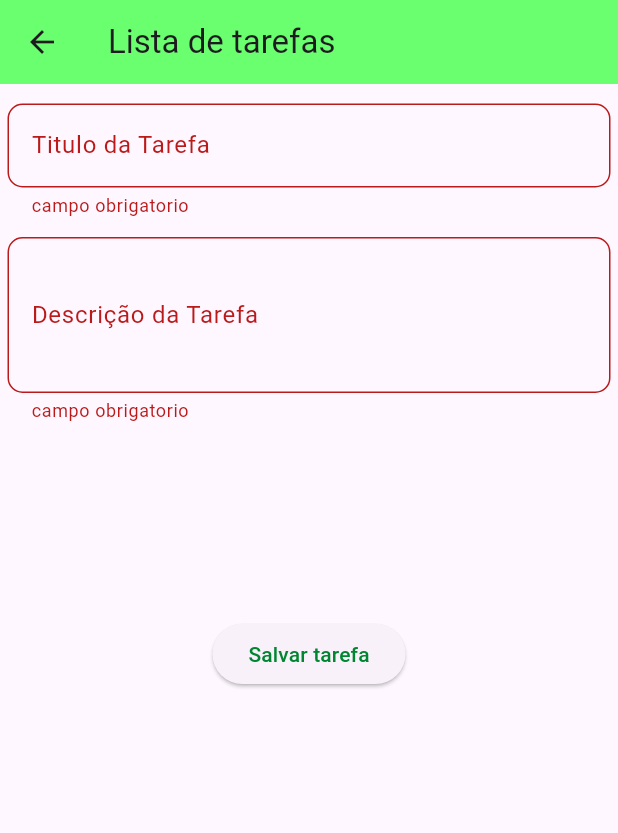
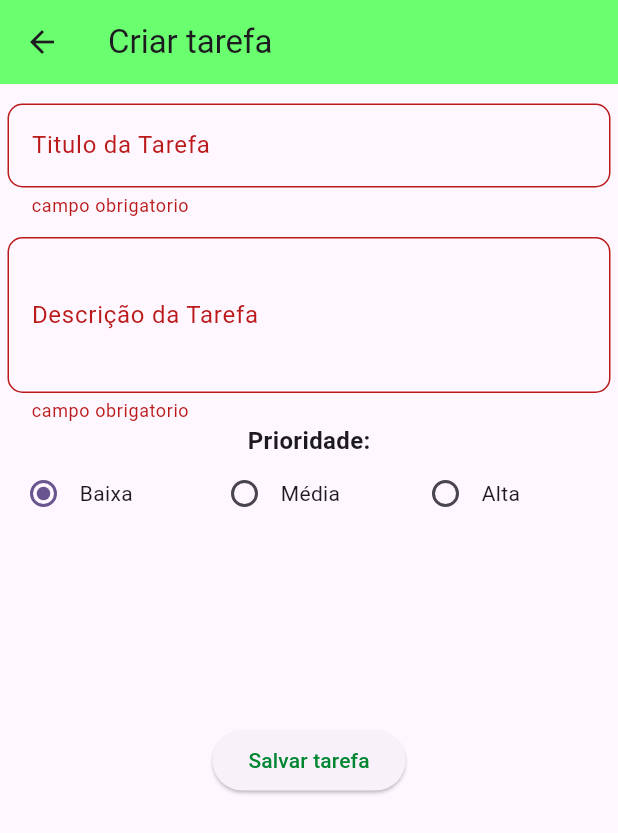
Before and after one commit to CristianGluchak/projeto_lista_de_tarefas_flutter, a Flutter app: the FormViewTask screen opened by its route, after a tap on "Salvar tarefa", on a phone screen of 412 x 824 dp. Shown: the top 833 px of the screen. Run offline on Flutter 3.47's test engine with Material 3 defaults, Android fonts, the phone set to English and light mode, and no system bars; our stand-ins replace shared_preferences; accounts and stored records are empty.

Commit message:
adiciona novas features

```diff
--- a/first/lib/models/task_model.dart
+++ b/first/lib/models/task_model.dart
@@ -2,16 +2,23 @@ class Task {
   String? title;
   String? description;
   bool? isDone;
+  String? priority;
 
-  Task({required this.title, required this.description, this.isDone});
+  Task({this.title, this.description, this.isDone, this.priority});
 
   Map toJson() {
-    return {'title': title, 'description': description, 'isDone': isDone};
+    return {
+      'title': title,
+      'description': description,
+      'isDone': isDone,
+      'priority': priority
+    };
   }
 
   Task.fromJson(Map<String, dynamic> json) {
     title = json['title'];
     description = json['description'];
     isDone = json['isDone'] ?? false;
+    priority = json['priority'];
   }
 }
--- a/first/lib/views/form_view_task.dart
+++ b/first/lib/views/form_view_task.dart
@@ -18,12 +18,17 @@ class _FormViewTaskState extends State<FormViewTask> {
   final TextEditingController _titleController = TextEditingController();
   final TextEditingController _descriptionController = TextEditingController();
   final TaskService taskService = TaskService();
+  bool _isEdit = false;
+  String _priority = "Baixa";
 
   @override
   void initState() {
     if (widget.task != null) {
       _titleController.text = widget.task!.title!;
       _descriptionController.text = widget.task!.description!;
+      _priority =
+          widget.task!.priority != null ? widget.task!.priority! : "Baixa";
+      _isEdit = true;
     }
     super.initState();
   }
@@ -32,24 +37,17 @@ class _FormViewTaskState extends State<FormViewTask> {
   Widget build(BuildContext context) {
     return Scaffold(
       appBar: AppBar(
-            title: Text('Lista de tarefas'),
-            backgroundColor: const Color.fromARGB(255, 106, 255, 111)),
+        title: _isEdit ? Text('Editar tarefa') : Text('Criar tarefa'),
+        backgroundColor: const Color.fromARGB(255, 106, 255, 111),
+      ),
       body: Form(
         key: _form,
         child: Column(
           children: [
-              SizedBox(
-                height: 13,
-              ),
+            SizedBox(height: 13),
             Padding(
-                  padding: EdgeInsets.only(
-                    left: 5,
-                    right: 5,
-                  ),
+              padding: EdgeInsets.only(left: 5, right: 5),
               child: TextFormField(
-                    onChanged: (value) {
-                      print(_titleController.text);
-                    },
                 controller: _titleController,
                 validator: (value) {
                   if (value == null || value.isEmpty) {
@@ -61,18 +59,15 @@ class _FormViewTaskState extends State<FormViewTask> {
                 decoration: InputDecoration(
                   labelText: 'Titulo da Tarefa',
                   border: OutlineInputBorder(
-                            borderRadius: BorderRadius.circular(10))),
-                  )),
-              SizedBox(
-                height: 13,
+                    borderRadius: BorderRadius.circular(10),
                   ),
+                ),
+              ),
+            ),
+            SizedBox(height: 13),
             Padding(
-                  padding: EdgeInsets.only(
-                    left: 5,
-                    right: 5,
-                  ),
+              padding: EdgeInsets.only(left: 5, right: 5),
               child: TextFormField(
-                    onChanged: (value) {},
                 controller: _descriptionController,
                 validator: (value) {
                   if (value == null || value.isEmpty) {
@@ -81,37 +76,111 @@ class _FormViewTaskState extends State<FormViewTask> {
                   return null;
                 },
                 key: Key('DescricaoDaTarefa'),
-                    keyboardType: TextInputType.multiline,
                 maxLines: 3,
                 decoration: InputDecoration(
                   labelText: 'Descrição da Tarefa',
                   border: OutlineInputBorder(
-                            borderRadius: BorderRadius.circular(10))),
-                  )),
-              SizedBox(
-                height: 130,
+                    borderRadius: BorderRadius.circular(10),
                   ),
+                ),
+              ),
+            ),
+            Padding(
+              padding: EdgeInsets.only(left: 5, right: 5),
+              child: Column(
+                children: [
+                  Text(
+                    "Prioridade:",
+                    style: TextStyle(fontSize: 16, fontWeight: FontWeight.bold),
+                  ),
+                  Row(
+                    mainAxisAlignment: MainAxisAlignment.center,
+                    children: [
+                      Expanded(
+                        child: Row(
+                          children: [
+                            Radio<String>(
+                              value: 'Baixa',
+                              groupValue: _priority,
+                              onChanged: (String? value) {
+                                setState(() {
+                                  _priority = value!;
+                                });
+                              },
+                            ),
+                            Expanded(
+                              child: Text('Baixa'),
+                            )
+                          ],
+                        ),
+                        flex: 1,
+                      ),
+                      Expanded(
+                        child: Row(
+                          children: [
+                            Radio<String>(
+                              value: 'Média',
+                              groupValue: _priority,
+                              onChanged: (String? value) {
+                                setState(() {
+                                  _priority = value!;
+                                });
+                              },
+                            ),
+                            Expanded(child: Text('Média'))
+                          ],
+                        ),
+                        flex: 1,
+                      ),
+                      Expanded(
+                        child: Row(
+                          children: [
+                            Radio<String>(
+                              value: 'Alta',
+                              groupValue: _priority,
+                              onChanged: (String? value) {
+                                setState(() {
+                                  _priority = value!;
+                                });
+                              },
+                            ),
+                            Expanded(child: Text('Alta'))
+                          ],
+                        ),
+                        flex: 1,
+                      ),
+                    ],
+                  )
+                ],
+              ),
+            ),
+            SizedBox(height: 130),
             ElevatedButton(
               onPressed: () async {
                 if (_form.currentState!.validate()) {
                   String titleNew = _titleController.text;
                   String descriptionNew = _descriptionController.text;
+                  String priorityNew = _priority;
+
                   if (widget.task != null && widget.index != null) {
                     await taskService.editTask(widget.index!, titleNew,
-                            descriptionNew, widget.task!.isDone!);
+                        descriptionNew, widget.task!.isDone!, priorityNew);
                   } else {
                     await taskService.saveTask(
-                            titleNew, descriptionNew, false);
+                        titleNew, descriptionNew, false, priorityNew);
                   }
+
                   Navigator.pop(context);
                 }
               },
               child: Text(
                 'Salvar tarefa',
                 style: TextStyle(color: Color.fromARGB(255, 0, 134, 49)),
-                  ))
+              ),
+            ),
           ],
         ),
-        ));
+      ),
+    );
   }
 }
```
Also changed, not shown: first/lib/services/task_service.dart (+16 -4 lines), first/lib/views/list_view_task.dart (+30 -21 lines). Lines whose indentation alone changed are shown as unchanged.
